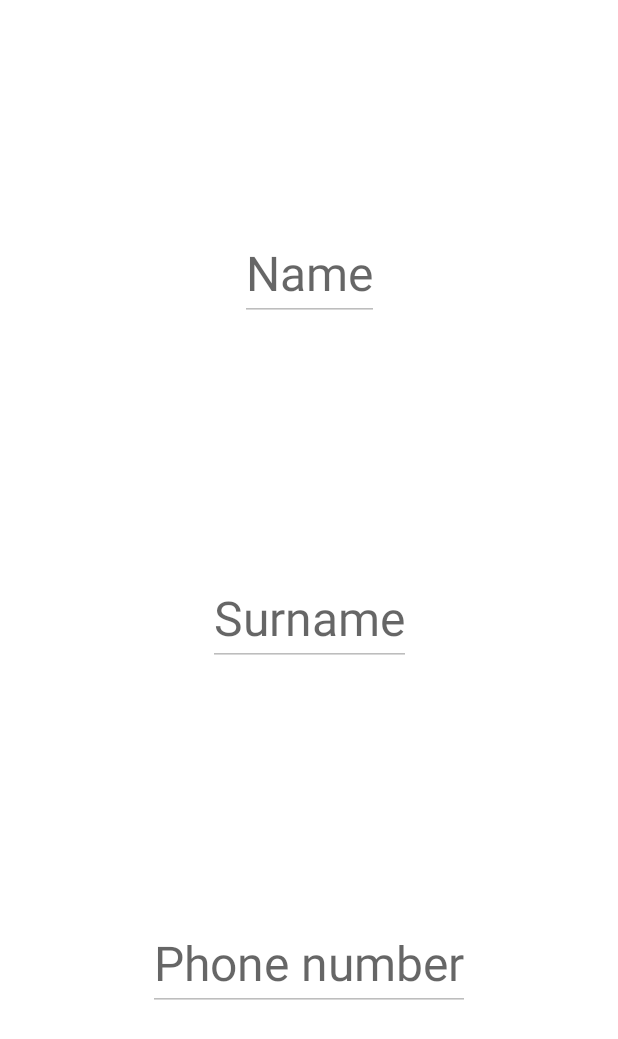
After one commit to ArtNikita/AndersenIntensive, an Android app: the fragment ContactDetailsFragment placed in its activity, on a phone screen of 412 x 824 dp. The commit adds this screen. Shown: the top 1039 px of the screen. Run offline under Robolectric (Android 15) with nearby library versions, the phone set to English and light mode, and no system bars; libraries missing offline, so code that uses them is left out: by.kirich1409.viewbindingdelegate; 5 statements that could not run were skipped.

Commit message:
implemented ContactDetailsFragment

```diff
--- a/app/src/main/java/ru/nikitaartamonov/andersenintensive/pages/fifth_homework/Contact.kt
+++ b/app/src/main/java/ru/nikitaartamonov/andersenintensive/pages/fifth_homework/Contact.kt
@@ -2,10 +2,12 @@ package ru.nikitaartamonov.andersenintensive.pages.fifth_homework
 
 import android.os.Parcelable
 import kotlinx.parcelize.Parcelize
+import java.util.*
 
 @Parcelize
 data class Contact(
     var number: String,
     var name: String,
-    var surname: String
+    var surname: String,
+    val id: String = UUID.randomUUID().toString()
 ) : Parcelable
--- /dev/null
+++ b/app/src/main/java/ru/nikitaartamonov/andersenintensive/pages/fifth_homework/ContactDetailsFragment.kt
@@ -0,0 +1,36 @@
+package ru.nikitaartamonov.andersenintensive.pages.fifth_homework
+
+import android.os.Bundle
+import android.view.View
+import androidx.fragment.app.Fragment
+import by.kirich1409.viewbindingdelegate.viewBinding
+import ru.nikitaartamonov.andersenintensive.R
+import ru.nikitaartamonov.andersenintensive.databinding.FragmentContactDetailsBinding
+
+private const val CONTACT_KEY = "CONTACT_KEY"
+
+class ContactDetailsFragment : Fragment(R.layout.fragment_contact_details) {
+
+    private val binding by viewBinding(FragmentContactDetailsBinding::bind)
+    private val currentContact: Contact by lazy {
+        arguments?.getParcelable<Contact>(CONTACT_KEY)
+            ?: throw IllegalStateException("Contact should be provided")
+    }
+
+    override fun onViewCreated(view: View, savedInstanceState: Bundle?) {
+        super.onViewCreated(view, savedInstanceState)
+        binding.contactNameEditText.setText(currentContact.name)
+        binding.contactSurnameEditText.setText(currentContact.surname)
+        binding.contactPhoneNumberEditText.setText(currentContact.number)
+    }
+
+    companion object {
+        fun newInstance(contact: Contact): ContactDetailsFragment {
+            val args = Bundle()
+            args.putParcelable(CONTACT_KEY, contact)
+            val fragment = ContactDetailsFragment()
+            fragment.arguments = args
+            return fragment
+        }
+    }
+}
--- a/app/src/main/java/ru/nikitaartamonov/andersenintensive/pages/fifth_homework/ContactsListFragment.kt
+++ b/app/src/main/java/ru/nikitaartamonov/andersenintensive/pages/fifth_homework/ContactsListFragment.kt
@@ -1,5 +1,6 @@
 package ru.nikitaartamonov.andersenintensive.pages.fifth_homework
 
+import android.content.Context
 import android.os.Bundle
 import android.view.LayoutInflater
 import android.view.View
@@ -18,6 +19,17 @@ class ContactsListFragment : Fragment(R.layout.fragment_contacts_list) {
         arguments?.getParcelableArrayList(CONTACTS_KEY)
             ?: throw IllegalStateException("Contacts list should be provided")
     }
+    private lateinit var listener: OnContactClickListener
+
+    override fun onAttach(context: Context) {
+        super.onAttach(context)
+        val launchActivity = requireActivity()
+        if (launchActivity is OnContactClickListener) {
+            listener = launchActivity
+        } else {
+            throw IllegalStateException("Launch activity should implement OnContactClickListener")
+        }
+    }
 
     override fun onViewCreated(view: View, savedInstanceState: Bundle?) {
         super.onViewCreated(view, savedInstanceState)
@@ -33,6 +45,7 @@ class ContactsListFragment : Fragment(R.layout.fragment_contacts_list) {
                     val fullName = "${contact.name} ${contact.surname}"
                     binding.contactFullName.text = fullName
                     binding.contactPhoneNumber.text = contact.number
+                    binding.contactEntityCardView.setOnClickListener { listener.onClick(contact) }
                 }
             binding.contactsLinearLayout.addView(currentContact)
         }
--- /dev/null
+++ b/app/src/main/java/ru/nikitaartamonov/andersenintensive/pages/fifth_homework/OnContactClickListener.kt
@@ -0,0 +1,5 @@
+package ru.nikitaartamonov.andersenintensive.pages.fifth_homework
+
+interface OnContactClickListener {
+    fun onClick(contact: Contact)
+}
--- a/app/src/main/res/layout/contact_entity.xml
+++ b/app/src/main/res/layout/contact_entity.xml
@@ -5,6 +5,7 @@
     android:layout_height="wrap_content">
 
     <com.google.android.material.card.MaterialCardView
+        android:id="@+id/contact_entity_card_view"
         android:layout_width="match_parent"
         android:layout_height="wrap_content"
         android:layout_margin="@dimen/small_space"
--- /dev/null
+++ b/app/src/main/res/layout/fragment_contact_details.xml
@@ -0,0 +1,41 @@
+<?xml version="1.0" encoding="utf-8"?>
+<androidx.constraintlayout.widget.ConstraintLayout xmlns:android="http://schemas.android.com/apk/res/android"
+    xmlns:app="http://schemas.android.com/apk/res-auto"
+    android:layout_width="match_parent"
+    android:layout_height="match_parent"
+    android:background="@color/white"
+    android:clickable="true"
+    android:focusable="true">
+
+    <EditText
+        android:id="@+id/contact_name_edit_text"
+        style="@style/ContactEditText"
+        android:hint="@string/name"
+        android:inputType="text"
+        app:layout_constraintBottom_toTopOf="@id/contact_surname_edit_text"
+        app:layout_constraintEnd_toEndOf="parent"
+        app:layout_constraintStart_toStartOf="parent"
+        app:layout_constraintTop_toTopOf="parent" />
+
+    <EditText
+        android:id="@+id/contact_surname_edit_text"
+        style="@style/ContactEditText"
+        android:hint="@string/surname"
+        android:inputType="text"
+        app:layout_constraintBottom_toTopOf="@id/contact_phone_number_edit_text"
+        app:layout_constraintEnd_toEndOf="parent"
+        app:layout_constraintStart_toStartOf="parent"
+        app:layout_constraintTop_toBottomOf="@id/contact_name_edit_text" />
+
+    <EditText
+        android:id="@+id/contact_phone_number_edit_text"
+        style="@style/ContactEditText"
+        android:hint="@string/phone_number"
+        android:inputType="phone"
+        app:layout_constraintBottom_toBottomOf="parent"
+        app:layout_constraintEnd_toEndOf="parent"
+        app:layout_constraintStart_toStartOf="parent"
+        app:layout_constraintTop_toBottomOf="@id/contact_surname_edit_text" />
+
+
+</androidx.constraintlayout.widget.ConstraintLayout>
--- a/app/src/main/res/values/strings.xml
+++ b/app/src/main/res/values/strings.xml
@@ -14,4 +14,7 @@
     <string name="loading_error">Loading error</string>
     <string name="forth_homework_description">4. Forth homework is here. (touch me to watch)</string>
     <string name="fifth_homework_description">5. Fifth homework is here. (touch me to watch)</string>
+    <string name="name">Name</string>
+    <string name="surname">Surname</string>
+    <string name="phone_number">Phone number</string>
 </resources>
--- a/app/src/main/res/values/styles.xml
+++ b/app/src/main/res/values/styles.xml
@@ -1,5 +1,6 @@
 <?xml version="1.0" encoding="utf-8"?>
 <resources>
+
     <style name="HomeworkMenuTextView">
         <item name="android:layout_width">match_parent</item>
         <item name="android:layout_height">wrap_content</item>
@@ -13,4 +14,12 @@
         <item name="android:padding">0dp</item>
         <item name="android:textSize">40sp</item>
     </style>
+
+    <style name="ContactEditText">
+        <item name="android:layout_width">wrap_content</item>
+        <item name="android:layout_height">wrap_content</item>
+        <item name="android:layout_margin">@dimen/normal_space</item>
+        <item name="android:enabled">false</item>
+        <item name="android:textSize">32sp</item>
+    </style>
 </resources>
```
Also changed, not shown: app/src/main/java/ru/nikitaartamonov/andersenintensive/pages/fifth_homework/FifthHomeworkActivity.kt (+16 -3 lines).
